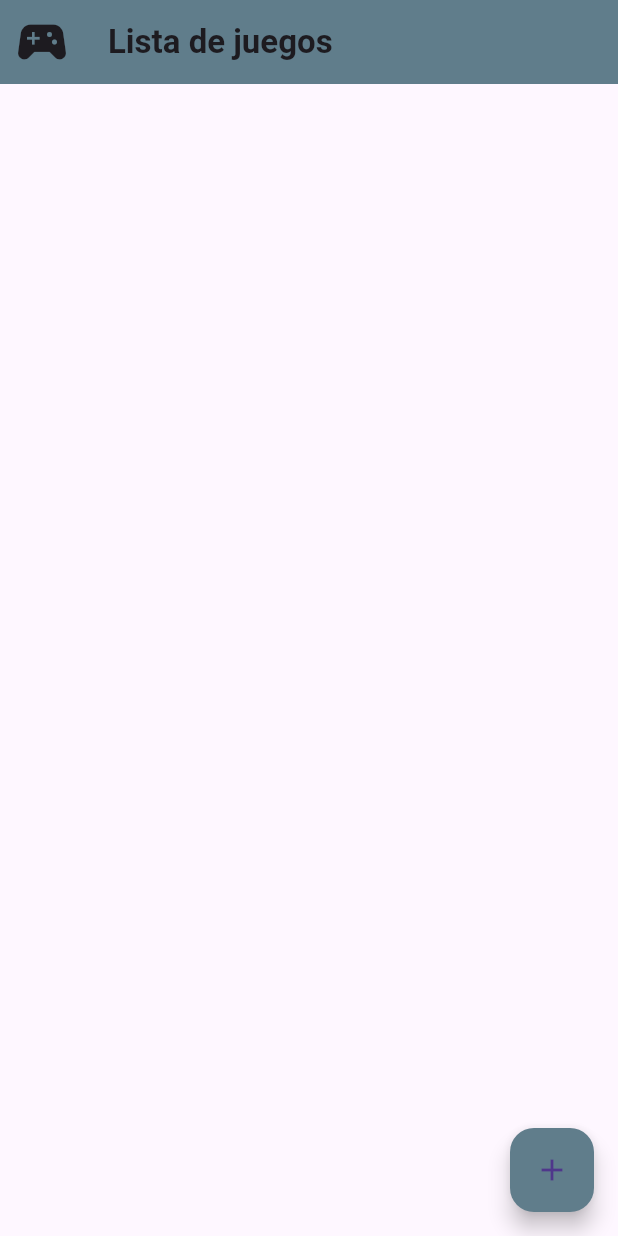
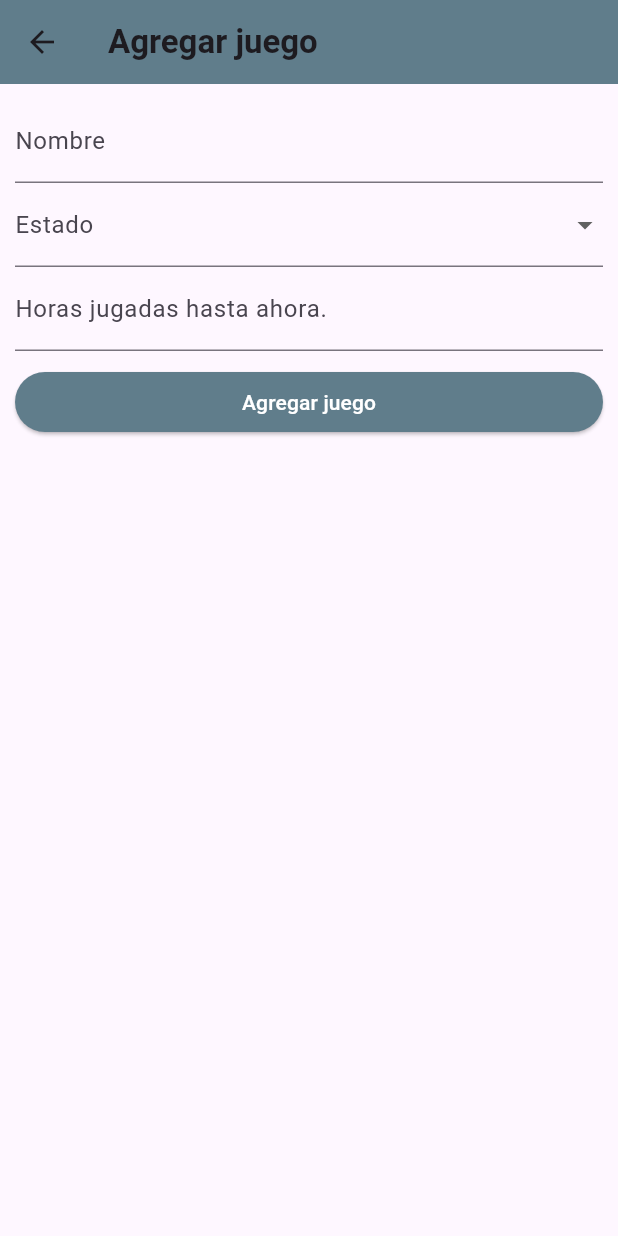
Before and after one commit to javier-mansillal/entrega-3-apps-moviles, a Flutter app: the screen it shows after launch, after a tap on the "add" icon, on a phone screen of 412 x 824 dp. Run offline on Flutter 3.47's test engine with Material 3 defaults, Android fonts, the light colour scheme and no system bars; our stand-ins replace cloud_firestore, firebase_core, flutter_slidable; accounts and stored records are empty.

Commit message:
Terminar el crear, eliminar y el detalle de los juegos.

```diff
--- a/entrega_3_apps_moviles/lib/main.dart
+++ b/entrega_3_apps_moviles/lib/main.dart
@@ -14,8 +14,11 @@ class MyApp extends StatelessWidget {
   // This widget is the root of your application.
   @override
   Widget build(BuildContext context) {
-    return const MaterialApp(
-      home: ListaJuegos()
+    return MaterialApp(
+    theme: ThemeData(
+    primaryColor: Colors.blueGrey,
+      ),
+      home: const ListaJuegos()
     );
   }
 }
--- /dev/null
+++ b/entrega_3_apps_moviles/lib/pages/agregarjuegos.dart
@@ -0,0 +1,120 @@
+import 'package:entrega_3_apps_moviles/services/firestore_service.dart';
+import 'package:flutter/material.dart';
+
+class JuegoAgregarPage extends StatefulWidget {
+  const JuegoAgregarPage({super.key});
+
+  @override
+  State<JuegoAgregarPage> createState() => _JuegoAgregarPageState();
+}
+
+class _JuegoAgregarPageState extends State<JuegoAgregarPage> {
+  TextEditingController nombreCtrl = TextEditingController();
+  TextEditingController horasJugadasCtrl = TextEditingController();
+  TextEditingController estadoCtrl = TextEditingController();
+  String estado = "";
+  final formKey = GlobalKey<FormState>();
+  DateTime fecha = DateTime.now();
+
+  @override
+  Widget build(BuildContext context) {
+    return Scaffold(
+      appBar: AppBar(
+        backgroundColor: Colors.blueGrey,
+        title: const Text("Agregar juego", style:TextStyle(fontWeight: FontWeight.bold)),
+      ),
+      body:
+        Form(
+          key: formKey,
+          child: Padding(
+            padding:const EdgeInsets.all(10),
+            child: ListView(
+              children: [
+                // Nombre del Juego
+                TextFormField(
+                controller: nombreCtrl,
+                decoration: const InputDecoration(
+                  label: Text('Nombre'),
+                ),
+                validator: (nombre) {
+                  if(nombre!.isEmpty){
+                    return 'Indique el nombre del juego.';
+                  }
+                  return null;
+                },
+                ),
+                // Estado del Juego
+                Builder(
+                  builder: (context){
+                  var estados = ["Pendiente", "En curso", "Terminado"];
+                  return DropdownButtonFormField<String>(
+                    decoration: const InputDecoration(labelText: 'Estado'),
+                    items: estados.map<DropdownMenuItem<String>>((estado){
+                      return DropdownMenuItem<String>(
+                        value: estado,
+                        child: Text(estado),
+                      );
+                    }).toList(),
+                    onChanged: (estadoSeleccionado){
+                      setState((){
+                        estado = estadoSeleccionado!;
+                      });
+                    },
+                    validator:(estado){
+                      if(estado == null){
+                        return "Indique en que estado está el juego.";
+                      }
+                    return null;
+                    }
+                  );
+                }
+                ),
+                // Horas jugadas
+                TextFormField(
+                  controller: horasJugadasCtrl,
+                  decoration: const InputDecoration(
+                    label: Text('Horas jugadas hasta ahora.'),
+                  ),
+                  validator:(horas){
+                    if(horas == null || horas.isEmpty){
+                      return "Indica las horas jugadas que llevas en el juego.";
+                    }
+                    int? horasInt = int.tryParse(horas);
+                    if(horasInt == null){
+                      return "Ingresa un número valido para las horas jugadas";
+                    }
+                    if (horasInt < 0) {
+                      return "Las horas jugadas tienen que ser mayor o igual a 0.";
+                    }
+                    return null;
+                  }
+                ),
+                // Botón para agregar juego.
+                Container(
+                  margin: const EdgeInsets.only(top:10),
+                  width: double.infinity,
+                  child: ElevatedButton(
+                    style: ElevatedButton.styleFrom(backgroundColor: Colors.blueGrey),
+                    child: const Text('Agregar juego', style: TextStyle(color: Colors.white)),
+                    onPressed:(){
+                      if(formKey.currentState!.validate()){
+                        // Agregar un juego a la base de datos de Firestore.
+                        FirestoreService().agregarJuego(
+                          nombreCtrl.text.trim(),
+                          estado,
+                          int.parse(horasJugadasCtrl.text.trim()),
+                          fecha,
+                        );
+                        //Devolverse a la página principal.
+                        Navigator.pop(context);
+                      }
+                    },
+                  ),
+                ),
+            ],
+            ),
+          ),
+        ),
+    );
+  }
+}
--- a/entrega_3_apps_moviles/lib/services/firestore_service.dart
+++ b/entrega_3_apps_moviles/lib/services/firestore_service.dart
@@ -1,8 +1,28 @@
 import 'package:cloud_firestore/cloud_firestore.dart';
 
+
 class FirestoreService{
-  //Obtener la lista de juegos
+  // Obtener la lista de juegos
   Stream<QuerySnapshot> juegos(){
     return FirebaseFirestore.instance.collection("juegos").orderBy("fecha", descending: true).snapshots();
   }
+  // Insertar un juego en la base de datos.
+  Future<void> agregarJuego(String nombre, String estado, int horasJugadas, DateTime fecha){
+    return FirebaseFirestore.instance.collection('juegos').doc().set({
+      'estado': estado,
+      'fecha': fecha,
+      'horas_jugadas': horasJugadas,
+      'nombre': nombre,
+    });
+  }
+  // Borrar un juego de la base de datos
+  Future<void> borrarJuego(String docId){
+    return FirebaseFirestore.instance.collection('juegos').doc(docId).delete();
+  }
+
+  // Obtener detalle juegos en base a nombre.
+  Future<QuerySnapshot> obtenerDetalleJuego(String nombre){
+    return FirebaseFirestore.instance.collection('detalle_juegos').where('nombre', isEqualTo: nombre).get();
+  }
+
 }
--- a/entrega_3_apps_moviles/pubspec.yaml
+++ b/entrega_3_apps_moviles/pubspec.yaml
@@ -28,6 +28,7 @@ environment:
 # the latest version available on pub.dev. To see which dependencies have newer
 # versions available, run `flutter pub outdated`.
 dependencies:
+  flutter_slidable: ^3.1.0
   flutter:
     sdk: flutter
 
@@ -37,6 +38,8 @@ dependencies:
   cupertino_icons: ^1.0.6
   firebase_core: ^3.1.1
   cloud_firestore: ^5.0.2
+  intl: ^0.17.0
+  firebase_auth: ^5.1.2
 
 dev_dependencies:
   flutter_test:
```
Also changed, not shown: entrega_3_apps_moviles/lib/pages/detallejuegos.dart (added, +95 -0 lines), entrega_3_apps_moviles/lib/pages/listajuegos.dart (+52 -4 lines), entrega_3_apps_moviles/lib/pages/login.dart (added, +15 -0 lines), entrega_3_apps_moviles/pubspec.lock, 3 other files.
